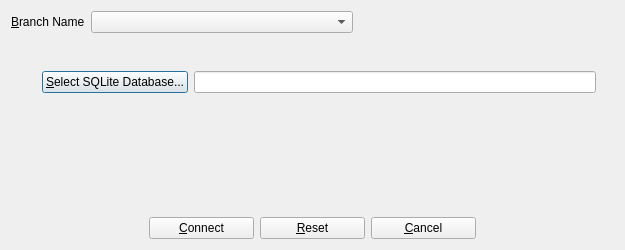
The window that UI/biblioteq_branch_s.ui (textbrowser/biblioteq) describes before a commit, drawn with Qt 5.
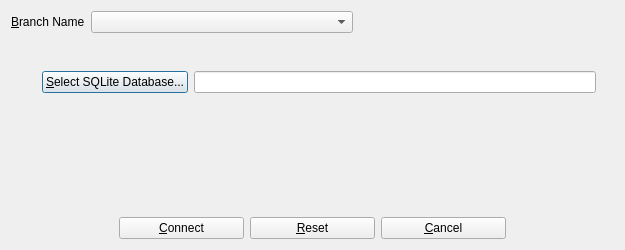
The same window after the commit. Icons and pictures are not drawn.

Patch:
```diff
--- a/UI/biblioteq_branch_s.ui
+++ b/UI/biblioteq_branch_s.ui
@@ -247,7 +247,7 @@
       <widget class="QPushButton" name="okButton">
        <property name="minimumSize">
         <size>
-         <width>105</width>
+         <width>125</width>
          <height>0</height>
         </size>
        </property>
@@ -264,7 +264,7 @@
       <widget class="QPushButton" name="resetButton">
        <property name="minimumSize">
         <size>
-         <width>105</width>
+         <width>125</width>
          <height>0</height>
         </size>
        </property>
@@ -281,7 +281,7 @@
       <widget class="QPushButton" name="cancelButton">
        <property name="minimumSize">
         <size>
-         <width>105</width>
+         <width>125</width>
          <height>0</height>
         </size>
        </property>
```
